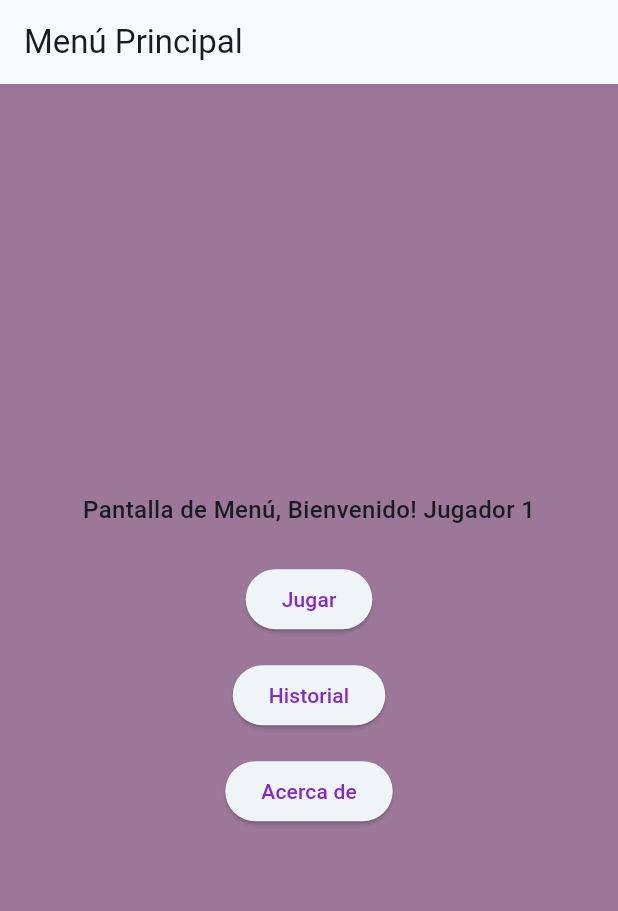
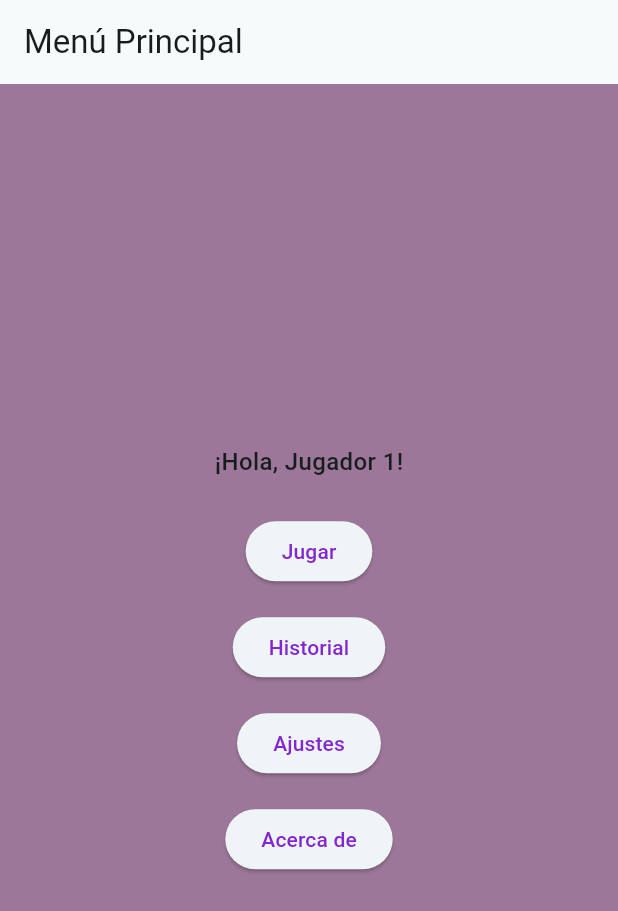
Before and after one commit to Fnav63/3479A321_2020479060, a Flutter app: the screen it shows after launch, on a phone screen of 412 x 824 dp. Shown: the top 911 px of the screen. Run offline on Flutter 3.47's test engine with Material 3 defaults, Android fonts, the phone set to English and light mode, and no system bars; our stand-ins replace shared_preferences.

Commit message:
Adición de SettingsViewModel y multi provider

```diff
--- a/lib/main.dart
+++ b/lib/main.dart
@@ -5,9 +5,10 @@
 import 'ui/screens/history_screen.dart';
 import 'ui/screens/menu_screen.dart';
 import 'package:provider/provider.dart';
-import 'viewmodels/game_view_model.dart';
 import 'core/services/storage_service.dart';
 import 'ui/screens/settings_screen.dart';
+import 'viewmodels/settings_view_model.dart';
+
 
 //var logger = Logger();
 
@@ -18,7 +19,14 @@
   logger.e('Iniciando la aplicación de Buscaminas'); // Error*/
   WidgetsFlutterBinding.ensureInitialized();
   await StorageService.init();
-  runApp(const MyApp());
+  runApp(
+    MultiProvider(
+      providers: [
+        ChangeNotifierProvider(create: (_) => SettingsViewModel()),
+      ],
+      child: const MyApp(),
+      ),
+  );
 }
 
 class MyApp extends StatelessWidget {
@@ -32,10 +40,7 @@
       // Mapa centralizado de Rutas Nombradas
       routes: {
       '/menu': (context) => const MenuScreen(),
-      '/game': (context) => ChangeNotifierProvider(
-        create: (context) => GameViewModel(),
-        child: const MinesweeperScreen(),
-      ),
+      '/game': (context) => const MinesweeperScreen(),
       '/history': (context) => const HistoryScreen(),
       '/about': (context) => const AboutScreen(),
       '/settings': (context) => const SettingsScreen(),
--- a/lib/ui/screens/menu_screen.dart
+++ b/lib/ui/screens/menu_screen.dart
@@ -1,19 +1,20 @@
 import 'package:flutter/material.dart';
-import '../../core/services/storage_service.dart';
+import 'package:provider/provider.dart';
+import '../../viewmodels/settings_view_model.dart';
 
 class MenuScreen extends StatelessWidget {
   const MenuScreen({super.key});
 
   @override
   Widget build(BuildContext context) {
-    var username = StorageService.getUsername();
+    final settings = context.watch<SettingsViewModel>();
     return Scaffold(
       appBar: AppBar(title: const Text('Menú Principal')),
       body: Center(
         child: Column(
           mainAxisSize: MainAxisSize.min,
           children: [
-            Text('Pantalla de Menú, Bienvenido! $username'),
+            Text('¡Hola, ${settings.username}!'),
             const SizedBox(height: 24),
             ElevatedButton(
               onPressed: () => Navigator.pushNamed(
@@ -30,6 +31,16 @@
             ),
             const SizedBox(height: 16),
             ElevatedButton(
+              onPressed: () async {
+                await Navigator.pushNamed(context, '/settings');
+                if (context.mounted) {
+                  context.read<SettingsViewModel>().refreshSettings();
+                }
+              },
+              child: const Text('Ajustes'),
+            ),
+            const SizedBox(height: 16),
+            ElevatedButton(
               onPressed: () => Navigator.pushNamed(context, '/about'),
               child: const Text('Acerca de'),
             ),
--- a/lib/ui/screens/settings_screen.dart
+++ b/lib/ui/screens/settings_screen.dart
@@ -1,5 +1,7 @@
 import 'package:flutter/material.dart';
 import '../../core/services/storage_service.dart';
+import 'package:provider/provider.dart';
+import '../../viewmodels/settings_view_model.dart';
 
 class SettingsScreen extends StatefulWidget {
   const SettingsScreen({super.key});
@@ -23,12 +25,12 @@
     await StorageService.saveUsername(_nameController.text);
     await StorageService.saveDifficulty(_selectedDifficulty);
     if (mounted) {
+      context.read<SettingsViewModel>().refreshSettings();
       ScaffoldMessenger.of(context).showSnackBar(
         const SnackBar(content: Text('Guardado correctamente')),
       );
     }
   }
-
   @override
   Widget build(BuildContext context) {
     return Scaffold(
--- /dev/null
+++ b/lib/viewmodels/settings_view_model.dart
@@ -0,0 +1,24 @@
+import 'package:flutter/material.dart';
+import '../core/services/storage_service.dart';
+
+class SettingsViewModel extends ChangeNotifier {
+  String _username = '';
+  String _difficulty = 'Fácil';
+  String get username => _username;
+  String get difficulty => _difficulty;
+
+  // Propiedad Calculada Dinámicamente
+  int get gridSize => _difficulty == 'Fácil' ? 8 : (_difficulty == 'Medio' ? 10 : 12);
+
+  SettingsViewModel() { _loadSettings(); }
+
+  void _loadSettings() {
+    _username = StorageService.getUsername();
+    _difficulty = StorageService.getDifficulty();
+  }
+
+  void refreshSettings() {
+    _loadSettings();
+    notifyListeners();
+  }
+}
```
